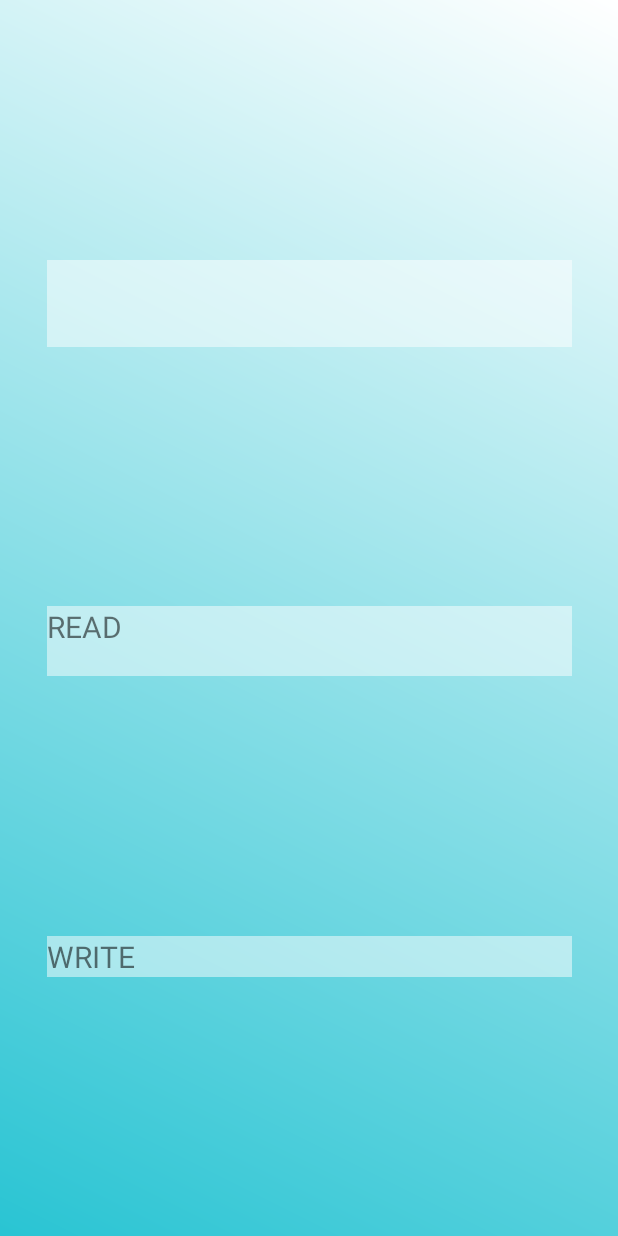
After one commit to TeaFlex/ProcessimControlApp, an Android app: the PlcLiquidActivity screen opened directly, with no data from a screen before it, on a phone screen of 412 x 824 dp. The commit adds this screen. Run offline under Robolectric (Android 15) with nearby library versions, the phone set to English and light mode, and no system bars; our stand-ins replace Room's generated code, data binding; 2 statements that could not run were skipped.

Commit message:
Plc liquid implementation

```diff
--- a/app/src/main/AndroidManifest.xml
+++ b/app/src/main/AndroidManifest.xml
@@ -12,7 +12,8 @@
         android:roundIcon="@mipmap/ic_launcher_round"
         android:supportsRtl="true"
         android:theme="@style/AppTheme">
-        <activity android:name=".PlcPillsActivity"/>
+        <activity android:name=".PlcLiquidActivity"></activity>
+        <activity android:name=".PlcPillsActivity" />
         <activity android:name=".AddPlcActivity" />
         <activity android:name=".PlcManagementActivity" />
         <activity android:name=".AdminUserActivity" />
--- /dev/null
+++ b/app/src/main/java/be/heh/std/app/PlcLiquidActivity.java
@@ -0,0 +1,72 @@
+package be.heh.std.app;
+
+import androidx.appcompat.app.AppCompatActivity;
+import androidx.databinding.DataBindingUtil;
+
+import android.content.Context;
+import android.content.Intent;
+import android.net.ConnectivityManager;
+import android.net.NetworkInfo;
+import android.os.Bundle;
+import android.view.View;
+import android.widget.Toast;
+
+import be.heh.std.app.databinding.ActivityPlcLiquidBinding;
+import be.heh.std.model.core.ReadLiquidTask;
+import be.heh.std.model.core.ReadPillsTask;
+import be.heh.std.model.database.AppDatabase;
+import be.heh.std.model.database.PlcConf;
+import be.heh.std.model.database.User;
+
+public class PlcLiquidActivity extends AppCompatActivity {
+
+    private Intent intent;
+    private AppDatabase db;
+    private PlcConf current_conf;
+    private User current_user;
+    private ReadLiquidTask readS7;
+    private NetworkInfo networkInfo;
+    private ConnectivityManager connectivityManager;
+    ActivityPlcLiquidBinding binding;
+
+    @Override
+    protected void onCreate(Bundle savedInstanceState) {
+        super.onCreate(savedInstanceState);
+        binding = DataBindingUtil.setContentView(this, R.layout.activity_plc_liquid);
+        db = AppDatabase.getInstance(this);
+        intent = getIntent();
+        current_conf = db.plcConfDAO().getConfById(intent.getIntExtra("plc_id", 0));
+        current_user = db.userdao().getUserById(intent.getIntExtra("user_id", 0));
+        readS7 = new ReadLiquidTask(binding.connectionTestLiquid);
+
+        connectivityManager = (ConnectivityManager) getSystemService(Context.CONNECTIVITY_SERVICE);
+        networkInfo = connectivityManager.getActiveNetworkInfo();
+        binding.setConf(current_conf);
+        binding.setUser(current_user);
+
+        if(networkInfo == null || !networkInfo.isConnectedOrConnecting()){
+            Toast.makeText(getApplicationContext(), R.string.network_err, Toast.LENGTH_LONG).show();
+            finish();
+        }
+
+        try {
+            readS7.start(current_conf.ip, current_conf.rack, current_conf.slot);
+        } catch (Exception e) {
+            Toast.makeText(getApplicationContext(), R.string.plc_down_err, Toast.LENGTH_LONG).show();
+            finish();
+        }
+    }
+
+    @Override
+    protected void onDestroy() {
+        super.onDestroy();
+        if(readS7.isReading())
+            readS7.stop();
+    }
+
+    public void onPlcLiquidClickManager(View v) {
+        switch (v.getId()) {
+
+        }
+    }
+}
--- a/app/src/main/java/be/heh/std/app/PlcManagementActivity.java
+++ b/app/src/main/java/be/heh/std/app/PlcManagementActivity.java
@@ -83,7 +83,7 @@ public class PlcManagementActivity extends AppCompatActivity {
                             .setPositiveButton(R.string.accept, (dialog, which) -> {
                                 Intent n = null;
                                 if(current_conf.type == PlcType.LIQUID) {
-                                    //TODO: liquid activity
+                                    n = new Intent(this, PlcLiquidActivity.class);
                                 }
                                 else if(current_conf.type == PlcType.PILLS) {
                                     n = new Intent(this, PlcPillsActivity.class);
--- a/app/src/main/java/be/heh/std/model/core/ReadLiquidTask.java
+++ b/app/src/main/java/be/heh/std/model/core/ReadLiquidTask.java
@@ -1,14 +1,16 @@
 package be.heh.std.model.core;
 
 import android.util.Log;
+import android.widget.TextView;
 
 import be.heh.std.imported.simaticS7.S7;
 import be.heh.std.imported.simaticS7.S7OrderCode;
 
 public class ReadLiquidTask extends ReadTask {
 
-    public ReadLiquidTask() {
-        super();
+
+    public ReadLiquidTask(TextView state) {
+        super(state);
     }
 
     @Override
--- a/app/src/main/java/be/heh/std/model/core/ReadPillsTask.java
+++ b/app/src/main/java/be/heh/std/model/core/ReadPillsTask.java
@@ -7,10 +7,8 @@ import be.heh.std.imported.simaticS7.S7OrderCode;
 
 public class ReadPillsTask extends ReadTask {
 
-    private TextView textView;
-    public ReadPillsTask(TextView textView) {
-        super();
-        this.textView = textView;
+    public ReadPillsTask(TextView state) {
+        super(state);
     }
 
     @Override
@@ -40,7 +38,6 @@ public class ReadPillsTask extends ReadTask {
                 Integer res = connect();
                 S7OrderCode orderCode = new S7OrderCode();
                 Integer result = comS7.GetOrderCode(orderCode);
-                textView.setText(res.toString().equals("0") ? "UP" : "DOWN");
                 int numCPU = -1;
                 if (res.equals(0) && result.equals(0)) {
                     //Quelques exemples :
--- a/app/src/main/java/be/heh/std/model/core/ReadTask.java
+++ b/app/src/main/java/be/heh/std/model/core/ReadTask.java
@@ -1,8 +1,10 @@
 package be.heh.std.model.core;
 
+import android.content.Intent;
 import android.os.Handler;
 import android.os.Looper;
 import android.os.Message;
+import android.widget.TextView;
 
 import androidx.annotation.NonNull;
 
@@ -26,7 +28,10 @@ public abstract class ReadTask {
     protected String[] param = new String[10];
     protected byte[] datasPLC = new byte[512];
 
-    public ReadTask() {
+    protected TextView state;
+
+    public ReadTask(TextView state) {
+        this.state = state;
         comS7 = new S7Client();
         plcS7 = getAutomateS7();
         readThread = new Thread(plcS7);
@@ -85,7 +90,9 @@ public abstract class ReadTask {
 
         protected Integer connect() {
             comS7.SetConnectionType(S7.S7_BASIC);
-            return comS7.ConnectTo(param[0],Integer.parseInt(param[1]),Integer.parseInt(param[2]));
+            Integer res = comS7.ConnectTo(param[0],Integer.parseInt(param[1]),Integer.parseInt(param[2]));
+            state.setText(res.toString().equals("0") ? "UP" : "DOWN");
+            return res;
         }
 
         protected void sendPostExecuteMessage() {
--- /dev/null
+++ b/app/src/main/res/layout/activity_plc_liquid.xml
@@ -0,0 +1,96 @@
+<?xml version="1.0" encoding="utf-8"?>
+<layout xmlns:android="http://schemas.android.com/apk/res/android"
+    xmlns:app="http://schemas.android.com/apk/res-auto"
+    xmlns:tools="http://schemas.android.com/tools"
+    tools:context=".PlcLiquidActivity">
+    <data>
+        <variable name="conf" type="be.heh.std.model.database.PlcConf" />
+        <variable name="user" type="be.heh.std.model.database.User" />
+        <variable name="view" type="android.view.View" />
+        <variable name="role" type="be.heh.std.model.database.Role" />
+    </data>
+
+    <ScrollView
+        android:layout_width="match_parent"
+        android:layout_height="match_parent"
+        android:fillViewport="true">
+
+        <androidx.constraintlayout.widget.ConstraintLayout
+            android:layout_width="match_parent"
+            android:layout_height="match_parent"
+            android:background="@drawable/gradient_1">
+
+            <LinearLayout
+                android:id="@+id/info_block_liquid"
+                android:layout_width="@dimen/block_width"
+                android:layout_height="wrap_content"
+                android:orientation="vertical"
+                android:background="@color/white_tran"
+                app:layout_constraintBottom_toTopOf="@+id/read_block_liquid"
+                app:layout_constraintEnd_toEndOf="parent"
+                app:layout_constraintHorizontal_bias="0.5"
+                app:layout_constraintStart_toStartOf="parent"
+                app:layout_constraintTop_toTopOf="parent">
+
+                <TextView
+                    android:layout_width="match_parent"
+                    android:layout_height="wrap_content"
+                    android:text="@{conf.ip}" />
+
+                <TextView
+                    android:layout_width="match_parent"
+                    android:layout_height="wrap_content"
+                    android:text="@{conf.rack}" />
+
+                <TextView
+                    android:layout_width="match_parent"
+                    android:layout_height="wrap_content"
+                    android:text="@{conf.slot}" />
+            </LinearLayout>
+
+            <LinearLayout
+                android:id="@+id/read_block_liquid"
+                android:layout_width="@dimen/block_width"
+                android:layout_height="wrap_content"
+                android:background="@color/white_tran"
+                android:orientation="vertical"
+                app:layout_constraintBottom_toTopOf="@+id/write_block_liquid"
+                app:layout_constraintEnd_toEndOf="parent"
+                app:layout_constraintHorizontal_bias="0.5"
+                app:layout_constraintStart_toStartOf="parent"
+                app:layout_constraintTop_toBottomOf="@id/info_block_liquid">
+
+                <TextView
+                    android:layout_width="match_parent"
+                    android:layout_height="wrap_content"
+                    android:text="@string/read"
+                    android:textSize="@dimen/title_size" />
+
+                <TextView
+                    android:id="@+id/connection_test_liquid"
+                    android:layout_width="match_parent"
+                    android:layout_height="wrap_content" />
+            </LinearLayout>
+
+            <LinearLayout
+                android:id="@+id/write_block_liquid"
+                android:layout_width="@dimen/block_width"
+                android:layout_height="wrap_content"
+                android:background="@color/white_tran"
+                android:orientation="vertical"
+                android:visibility="@{user.role != role.BASIC ? view.VISIBLE : view.GONE}"
+                app:layout_constraintBottom_toBottomOf="parent"
+                app:layout_constraintEnd_toEndOf="parent"
+                app:layout_constraintHorizontal_bias="0.5"
+                app:layout_constraintStart_toStartOf="parent"
+                app:layout_constraintTop_toBottomOf="@id/read_block_liquid">
+
+                <TextView
+                    android:layout_width="match_parent"
+                    android:layout_height="wrap_content"
+                    android:text="@string/write"
+                    android:textSize="@dimen/title_size" />
+            </LinearLayout>
+        </androidx.constraintlayout.widget.ConstraintLayout>
+    </ScrollView>
+</layout>
```
